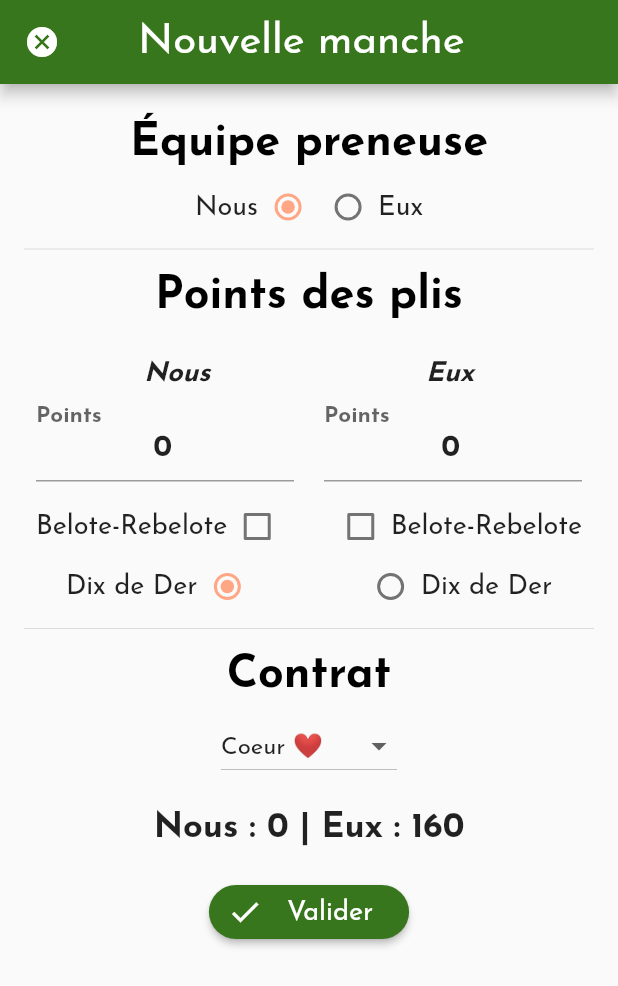
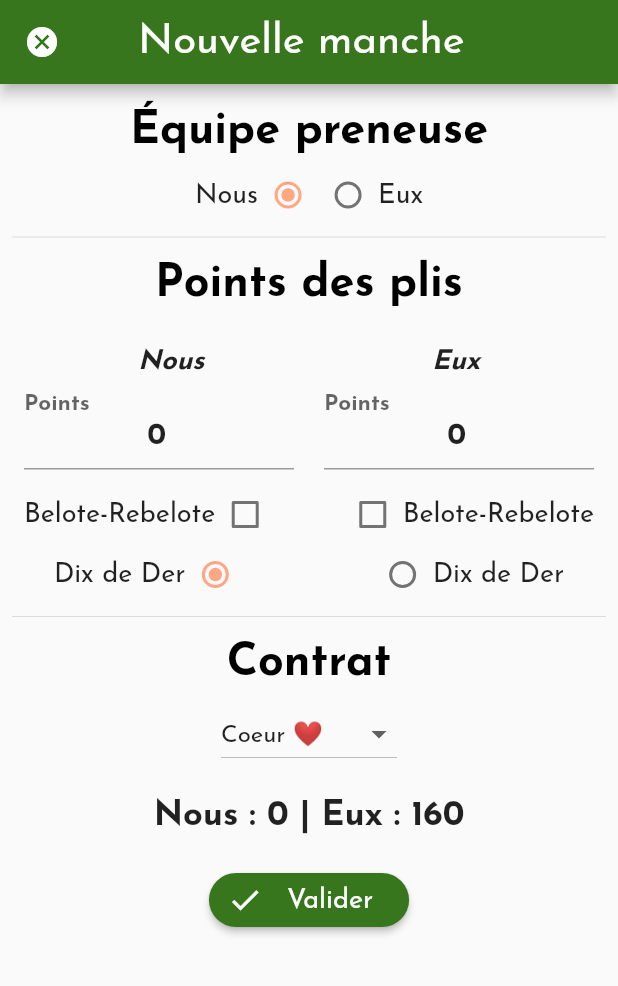
Before and after one commit to vareversat/carg, a Flutter app: the AddTeamGameRoundScreen screen opened directly with empty values, on a phone screen of 412 x 824 dp. Shown: the top 986 px of the screen. Run offline on Flutter 3.47's test engine with Material 2 defaults, Android fonts, the phone set to English and light mode, and no system bars; our stand-ins replace cloud_firestore, firebase_auth, firebase_core, flutter_markdown, flutter_spinkit, flutter_svg and 2 more; missing offline and left inert: algolia, enum_to_string; accounts and stored records are empty.

Commit message:
Remove padding

```diff
--- a/lib/views/screens/add_round/add_team_game_round_screen.dart
+++ b/lib/views/screens/add_round/add_team_game_round_screen.dart
@@ -39,9 +39,7 @@ class AddTeamGameRoundScreen extends StatelessWidget {
               onPressed: () => Navigator.pop(context),
             ),
             title: ScreenTitleWidget()),
-        body: Padding(
-          padding: const EdgeInsets.all(8.0),
-          child: Consumer<TeamGameRound>(
+        body: Consumer<TeamGameRound>(
           builder: (context, roundData, child) => Padding(
             padding: const EdgeInsets.all(8.0),
             child: ListView(children: [
@@ -73,7 +71,6 @@ class AddTeamGameRoundScreen extends StatelessWidget {
           ),
         ),
       ),
-      ),
     );
   }
 }
```
Lines whose indentation alone changed are shown as unchanged.
